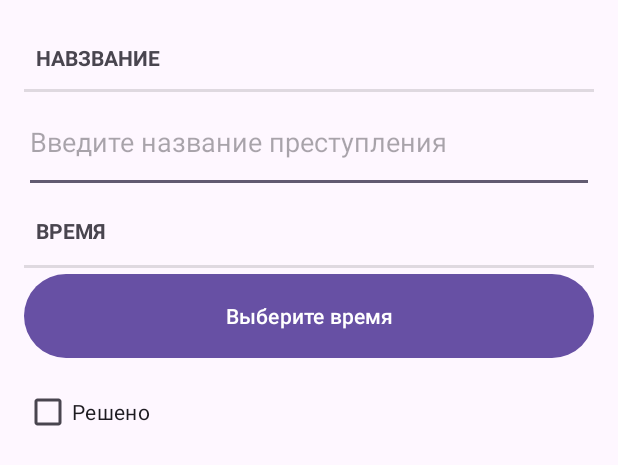
After one commit to Trebulkins/Mobile_lab6, an Android app: the layout crime_fragment.xml on its own in the app's theme, with its tools: preview values and no code run, on a phone screen of 412 x 824 dp. The commit adds this screen. Shown: the top 465 px of the screen. Run offline under Robolectric (Android 15) with nearby library versions, the phone set to English and light mode, and no system bars.

Commit message:
added crime_fragment.xml

```diff
--- /dev/null
+++ b/app/src/main/res/layout/crime_fragment.xml
@@ -0,0 +1,39 @@
+<?xml version="1.0" encoding="utf-8"?>
+<LinearLayout xmlns:android="http://schemas.android.com/apk/res/android"
+    android:layout_width="match_parent"
+    android:layout_height="match_parent"
+    xmlns:tools="http://schemas.android.com/tools"
+    android:layout_margin="16dp"
+    android:orientation="vertical">
+
+    <TextView
+        style="?android:listSeparatorTextViewStyle"
+        android:layout_width="match_parent"
+        android:layout_height="45dp"
+        android:text="@string/crime_title_label" />
+
+    <EditText
+        android:id="@+id/crime_title"
+        android:layout_width="match_parent"
+        android:layout_height="67dp"
+        android:hint="@string/crime_title_hint" />
+
+    <TextView
+        style="?android:listSeparatorTextViewStyle"
+        android:layout_width="match_parent"
+        android:layout_height="50dp"
+        android:text="@string/crime_details_label" />
+
+    <Button
+        android:id="@+id/crime_date"
+        android:layout_width="match_parent"
+        android:layout_height="64dp"
+        tools:text="Выберите время" />
+
+    <CheckBox
+        android:id="@+id/crime_solved"
+        android:layout_width="match_parent"
+        android:layout_height="64dp"
+        android:text="@string/crime_solved_label" />
+
+</LinearLayout>
--- a/app/src/main/res/values/strings.xml
+++ b/app/src/main/res/values/strings.xml
@@ -1,3 +1,7 @@
 <resources>
     <string name="app_name">Mobile_lab6</string>
+    <string name="crime_title_hint">Введите название преступления</string>
+    <string name="crime_title_label">Навзвание</string>
+    <string name="crime_details_label">Время</string>
+    <string name="crime_solved_label">Решено</string>
 </resources>
```
